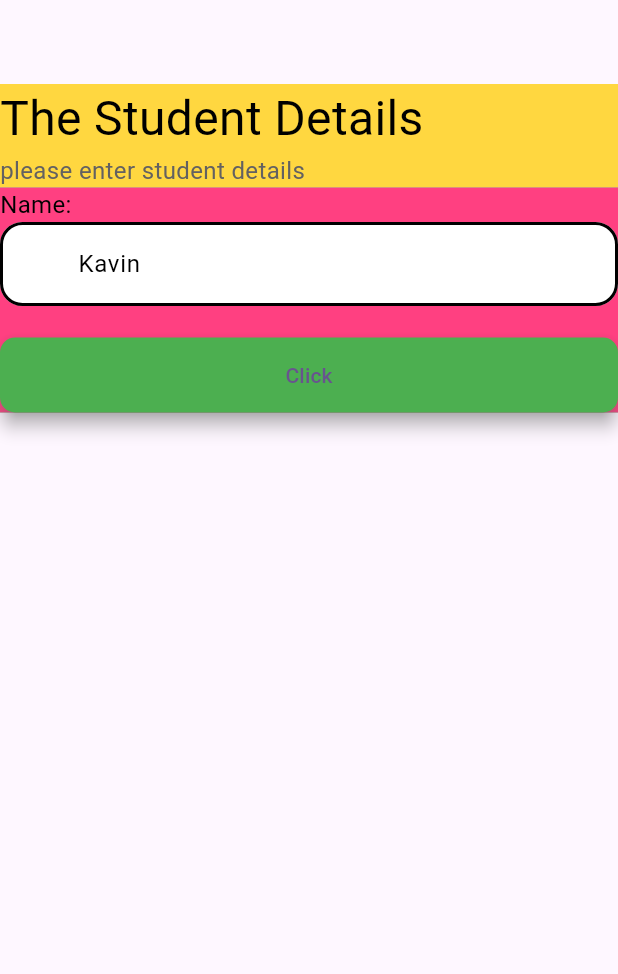
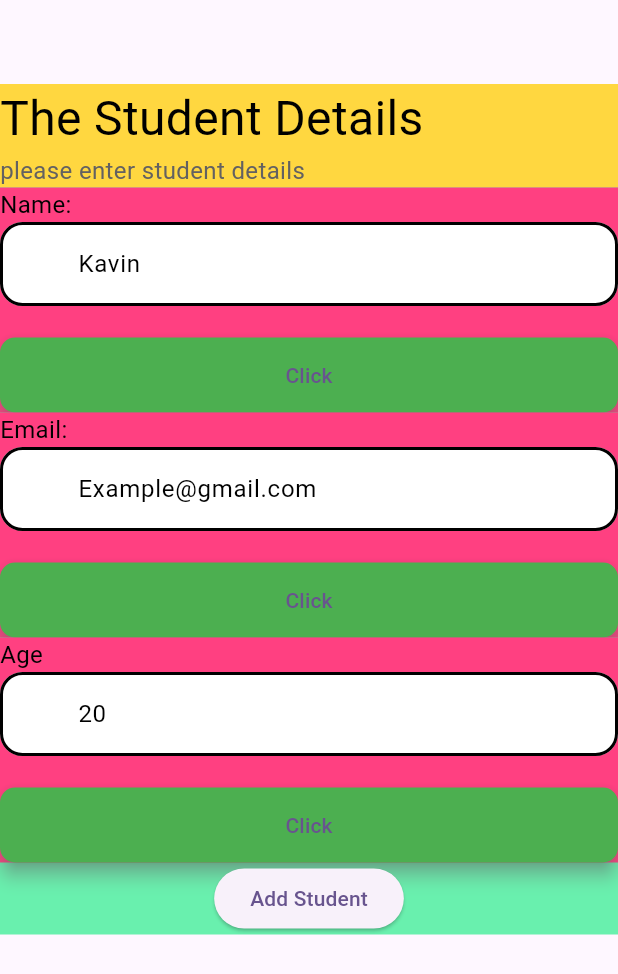
Before and after one commit to FathimaShums/stateful_lesson, a Flutter app: the screen it shows after launch, on a phone screen of 412 x 824 dp. Shown: the top 974 px of the screen. Run offline on Flutter 3.47's test engine with Material 3 defaults, Android fonts, the phone set to English and light mode, and no system bars.

Commit message:
also added button to check

```diff
--- a/lib/custombutton.dart
+++ b/lib/custombutton.dart
@@ -11,11 +11,16 @@ class mycustombutton extends StatefulWidget {
 class _mycustombuttonState extends State<mycustombutton> {
   @override
   Widget build(BuildContext context) {
-    return ElevatedButton(
-      //style: ElevatedButton.styleFrom(
-      //iconColor: Color.fromRGBO(59, 143, 255, 1.0)),
-      onPressed: () {},
-      child: Text(widget.buttontext),
+    return Column(
+      mainAxisSize: MainAxisSize.min,
+      children: [
+        ElevatedButton(
+          //style: ElevatedButton.styleFrom(
+          //iconColor: Color.fromRGBO(59, 143, 255, 1.0)),
+          onPressed: () {},
+          child: Text(widget.buttontext),
+        ),
+      ],
     );
   }
 }
--- a/lib/thefigmascreen.dart
+++ b/lib/thefigmascreen.dart
@@ -1,4 +1,5 @@
 import 'package:flutter/material.dart';
+import 'package:stateful_lesson/custombutton.dart';
 import 'package:stateful_lesson/forminfo.dart';
 import 'package:stateful_lesson/myHome.dart';
 
@@ -15,7 +16,10 @@ class figmascreen extends StatelessWidget {
           mainAxisSize: MainAxisSize.min,
           children: [
             forminfo(),
-            MyHomeScreen(thehinttext: "Kavin", theTitle: "Name:")
+            MyHomeScreen(thehinttext: "Kavin", theTitle: "Name:"),
+            MyHomeScreen(thehinttext: "Example@gmail.com", theTitle: "Email:"),
+            MyHomeScreen(thehinttext: "20", theTitle: "Age"),
+            mycustombutton(buttontext: "Add Student")
           ],
         ),
       ),
```
